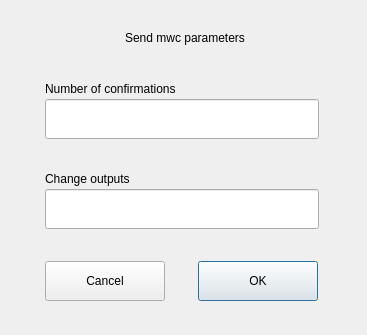
This is dialogs_desktop/sendcoinsparamsdialog.ui in 0xkobe/mwc-wallet as Qt 5 draws it before an edit. The edited form follows.
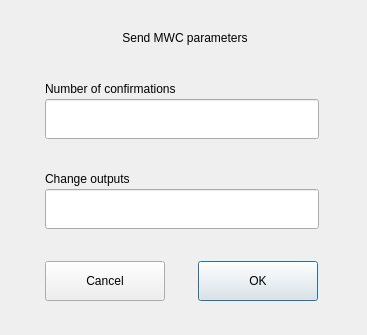
This is the edited form. Custom widgets are drawn as their Qt base class.

What changed in the file:
```diff
--- a/dialogs_desktop/sendcoinsparamsdialog.ui
+++ b/dialogs_desktop/sendcoinsparamsdialog.ui
@@ -185,7 +185,7 @@
     </rect>
    </property>
    <property name="text">
-    <string>Send mwc parameters</string>
+    <string>Send MWC parameters</string>
    </property>
    <property name="alignment">
     <set>Qt::AlignCenter</set>
```
